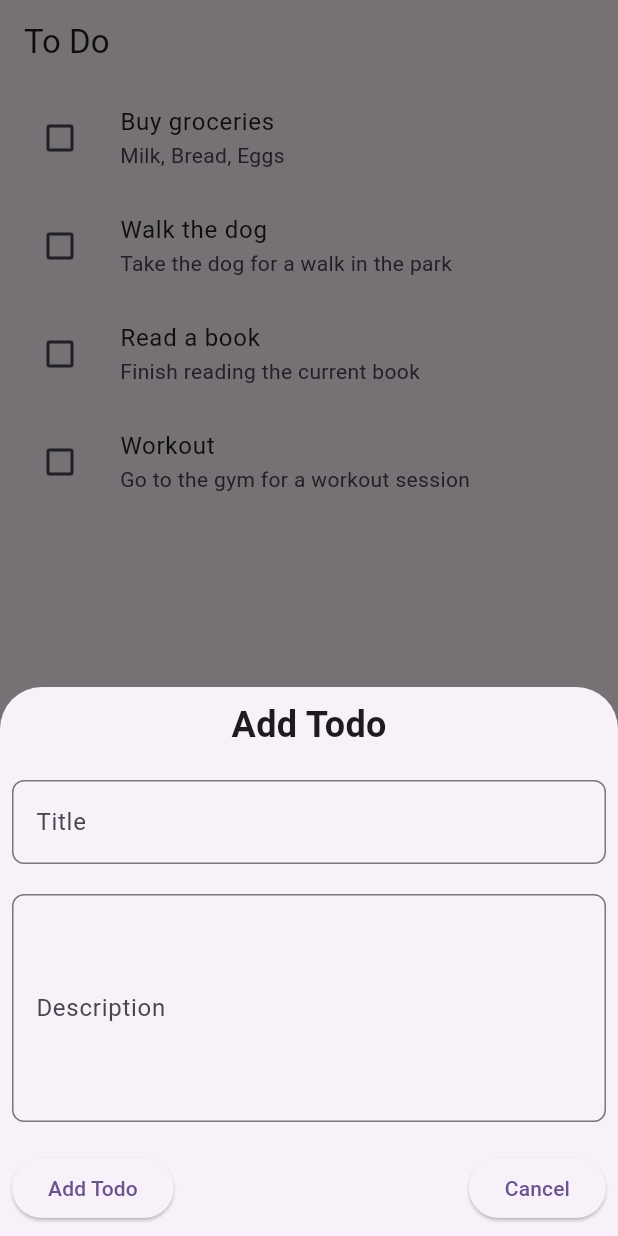
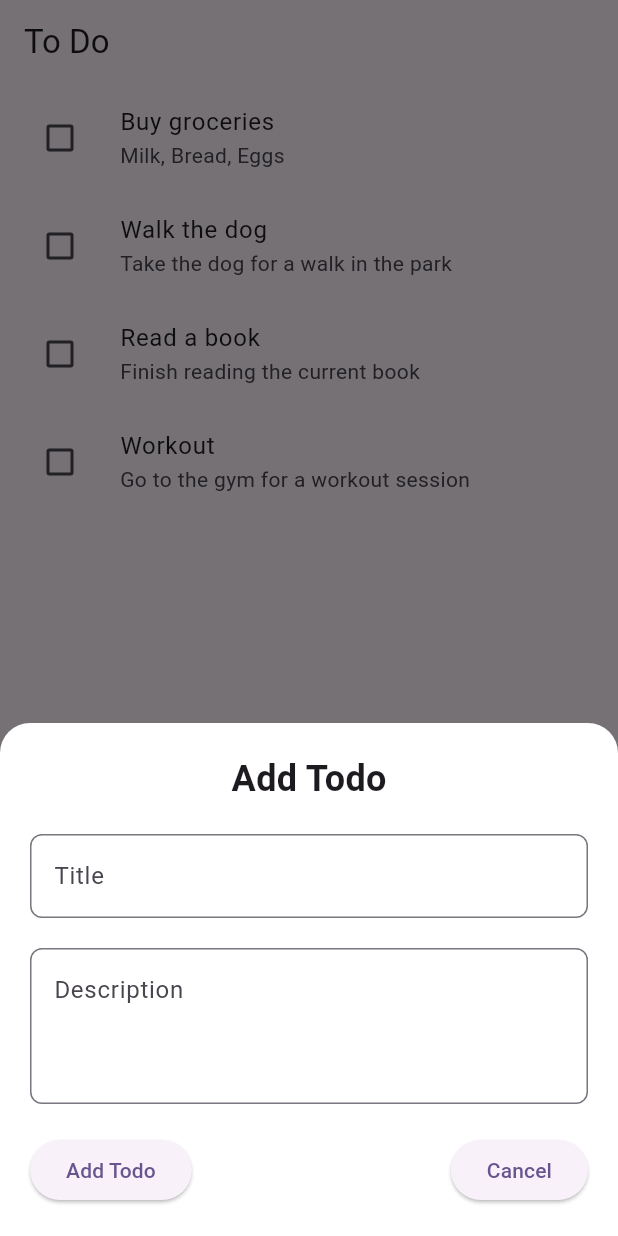
Before and after one commit to Dpi-001/ToDO, a Flutter app: the screen it shows after launch, after a tap on the "add" icon, on a phone screen of 412 x 824 dp. Run offline on Flutter 3.47's test engine with Material 3 defaults, Android fonts, the phone set to English and light mode, and no system bars.

```diff
--- a/lib/homescreen.dart
+++ b/lib/homescreen.dart
@@ -52,11 +52,23 @@ class Homescreenpage extends StatelessWidget {
         onPressed: () {
           showModalBottomSheet(
             context: context,
+            isScrollControlled: true,
             builder: (context) {
-              return Container(
+              return Padding(
+                padding: EdgeInsets.only(
+                  bottom: MediaQuery.of(context).viewInsets.bottom,
+                ),
+                child: SingleChildScrollView(
+                  child: Container(
                     width: double.infinity,
-                child: Padding(
-                  padding: const EdgeInsets.all(8.0),
+                    padding: const EdgeInsets.all(20),
+                    decoration: BoxDecoration(
+                      color: Colors.white,
+                      borderRadius: BorderRadius.only(
+                        topLeft: Radius.circular(20),
+                        topRight: Radius.circular(20),
+                      ),
+                    ),
                     child: Form(
                       child: Column(
                         mainAxisSize: MainAxisSize.min,
@@ -72,20 +84,26 @@ class Homescreenpage extends StatelessWidget {
                           TextFormField(
                             decoration: InputDecoration(
                               labelText: 'Title',
+                              alignLabelWithHint: true,
                               border: OutlineInputBorder(
                                 borderRadius: BorderRadius.circular(8.0),
                               ),
+                              hintText: 'Enter a title',
                             ),
+                            style: TextStyle(fontSize: 16),
                           ),
                           SizedBox(height: 20),
                           TextFormField(
-                          maxLines: 5,
+                            maxLines: 3,
                             decoration: InputDecoration(
                               labelText: 'Description',
+                              alignLabelWithHint: true,
                               border: OutlineInputBorder(
                                 borderRadius: BorderRadius.circular(8.0),
                               ),
+                              hintText: 'Enter a detailed description',
                             ),
+                            style: TextStyle(fontSize: 16),
                           ),
                           SizedBox(height: 20),
                           Row(
@@ -110,6 +128,7 @@ class Homescreenpage extends StatelessWidget {
                       ),
                     ),
                   ),
+                ),
               );
             },
           );
```
Lines whose indentation alone changed are shown as unchanged.
